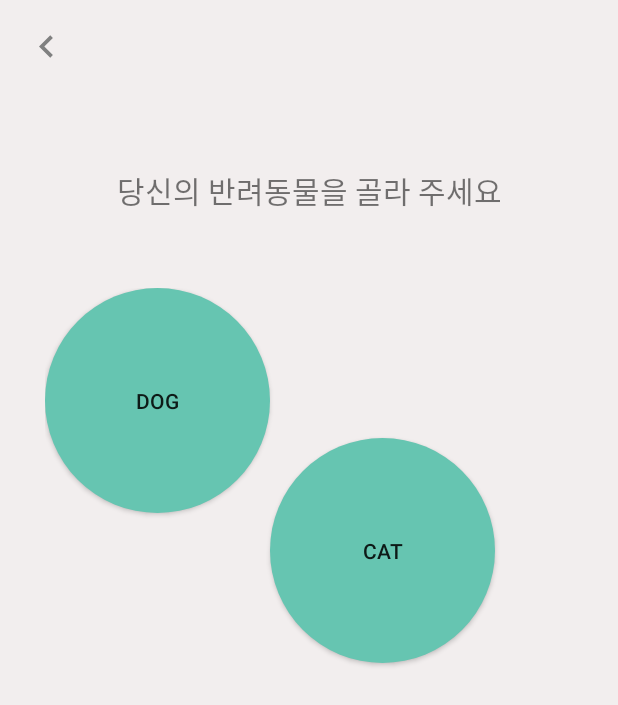
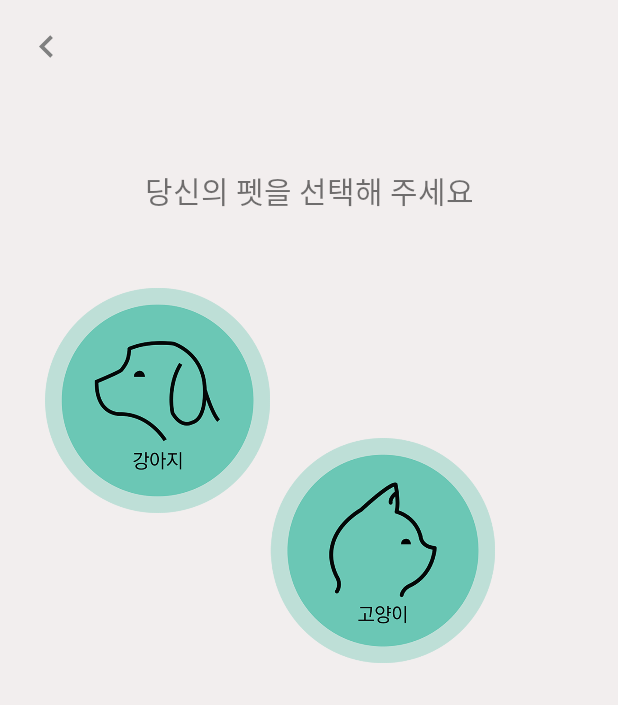
Before and after one commit to ppojjakppojjak/Pet-Finder, an Android app: the fragment ChoosePetFragment placed in its activity, on a phone screen of 412 x 824 dp. Shown: the top 705 px of the screen. Run offline under Robolectric (Android 15) with nearby library versions, the phone set to English and light mode, and no system bars.

Commit message:
add icon images

```diff
--- a/app/src/main/java/com/ppojjakppojjak/ppojjakppojjak/ChoosePetFragment.java
+++ b/app/src/main/java/com/ppojjakppojjak/ppojjakppojjak/ChoosePetFragment.java
@@ -8,7 +8,7 @@ import android.support.annotation.Nullable;
 import android.view.LayoutInflater;
 import android.view.View;
 import android.view.ViewGroup;
-import android.widget.Button;
+import android.widget.ImageButton;
 
 public class ChoosePetFragment extends Fragment {
     @Override
@@ -21,10 +21,10 @@ public class ChoosePetFragment extends Fragment {
     public View onCreateView(LayoutInflater inflater, @Nullable ViewGroup container,
                              @Nullable Bundle savedInstanceState) {
         View view = inflater.inflate(R.layout.fragment_choose_pet, null);
-        Button btnChooseDog = view.findViewById(R.id.btn_choose_dog);
-        Button btnChooseCat = view.findViewById(R.id.btn_choose_cat);
+        ImageButton ibtnDog = view.findViewById(R.id.ibtn_choose_dog);
+        ImageButton ibtnCat = view.findViewById(R.id.ibtn_choose_cat);
 
-        btnChooseDog.setOnClickListener(new View.OnClickListener() {
+        ibtnDog.setOnClickListener(new View.OnClickListener() {
             @Override
             public void onClick(View v) {
                 MainMenuFragment mainMenuFragment = new MainMenuFragment();
@@ -38,7 +38,7 @@ public class ChoosePetFragment extends Fragment {
             }
         });
 
-        btnChooseCat.setOnClickListener(new View.OnClickListener() {
+        ibtnCat.setOnClickListener(new View.OnClickListener() {
             @Override
             public void onClick(View v) {
                 MainMenuFragment mainMenuFragment = new MainMenuFragment();
--- a/app/src/main/res/layout/fragment_choose_pet.xml
+++ b/app/src/main/res/layout/fragment_choose_pet.xml
@@ -11,7 +11,7 @@
         android:gravity="center_horizontal"
         android:layout_width="match_parent"
         android:layout_height="wrap_content"
-        android:text="당신의 반려동물을 골라 주세요"
+        android:text="당신의 펫을 선택해 주세요"
         android:textSize="20sp"
         android:layout_marginTop="50dp"
         android:layout_marginBottom="50dp"/>
@@ -22,22 +22,20 @@
         android:layout_marginLeft="30dp"
         android:layout_marginRight="30dp">
 
-        <Button
-            android:id="@+id/btn_choose_dog"
+        <ImageButton
+            android:id="@+id/ibtn_choose_dog"
             android:layout_width="150dp"
             android:layout_height="150dp"
-            android:background="@drawable/round_button"
-            android:text="DOG" />
+            android:background="@drawable/ibtn_dog"/>
 
-        <Button
-            android:id="@+id/btn_choose_cat"
+        <ImageButton
+            android:id="@+id/ibtn_choose_cat"
             android:layout_width="150dp"
             android:layout_height="150dp"
             android:layout_marginLeft="150dp"
             android:layout_marginTop="100dp"
             android:layout_marginBottom="30dp"
-            android:background="@drawable/round_button"
-            android:text="CAT" />
+            android:background="@drawable/ibtn_cat"/>
     </FrameLayout>
 
 </LinearLayout>
```
Also changed, not shown: app/src/main/res/layout/activity_splash.xml (+23 -6 lines), app/src/main/res/drawable/ibtn_cat.png (added), app/src/main/res/drawable/ibtn_dog.png (added), app/src/main/res/drawable/logo.png.
